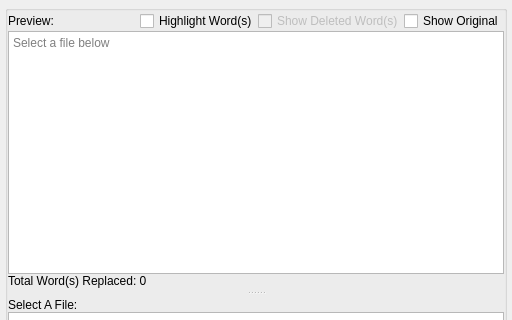
Old version of the form previewdialog.ui in the repository js-lm/Simple-Word-Replacer; both pictures show x 0 to 512 and y 0 to 320 of the 512 by 699 pixel window.
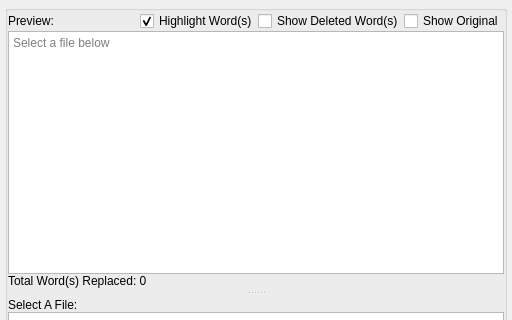
New version of the form.

```diff
--- a/previewdialog.ui
+++ b/previewdialog.ui
@@ -95,12 +95,15 @@
               <property name="text">
                <string>Highlight Word(s)</string>
               </property>
+              <property name="checked">
+               <bool>true</bool>
+              </property>
              </widget>
             </item>
             <item>
              <widget class="QCheckBox" name="isShowingDeletedWord">
               <property name="enabled">
-               <bool>false</bool>
+               <bool>true</bool>
               </property>
               <property name="text">
                <string>Show Deleted Word(s)</string>
```
